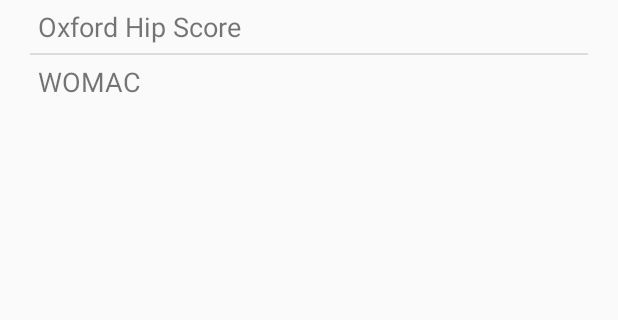
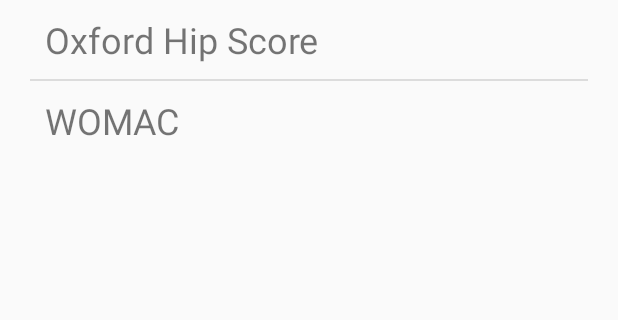
Before and after one commit to rksomayaji/orthoscore, an Android app: the screen it shows after launch (MainActivity), on a phone screen of 412 x 824 dp, the part 225-545 px from its top. Run offline under Robolectric (Android 15) with nearby library versions, the phone set to English and light mode, and no system bars.

Commit message:
Increase the text size and padding

```diff
--- a/app/src/main/res/layout/list_layout.xml
+++ b/app/src/main/res/layout/list_layout.xml
@@ -2,5 +2,5 @@
 <TextView android:layout_width="match_parent"
     android:layout_height="wrap_content"
     xmlns:android="http://schemas.android.com/apk/res/android"
-    android:textSize="18sp"
-    android:padding="5dp"/>
+    android:textSize="24sp"
+    android:padding="10dp"/>
```
